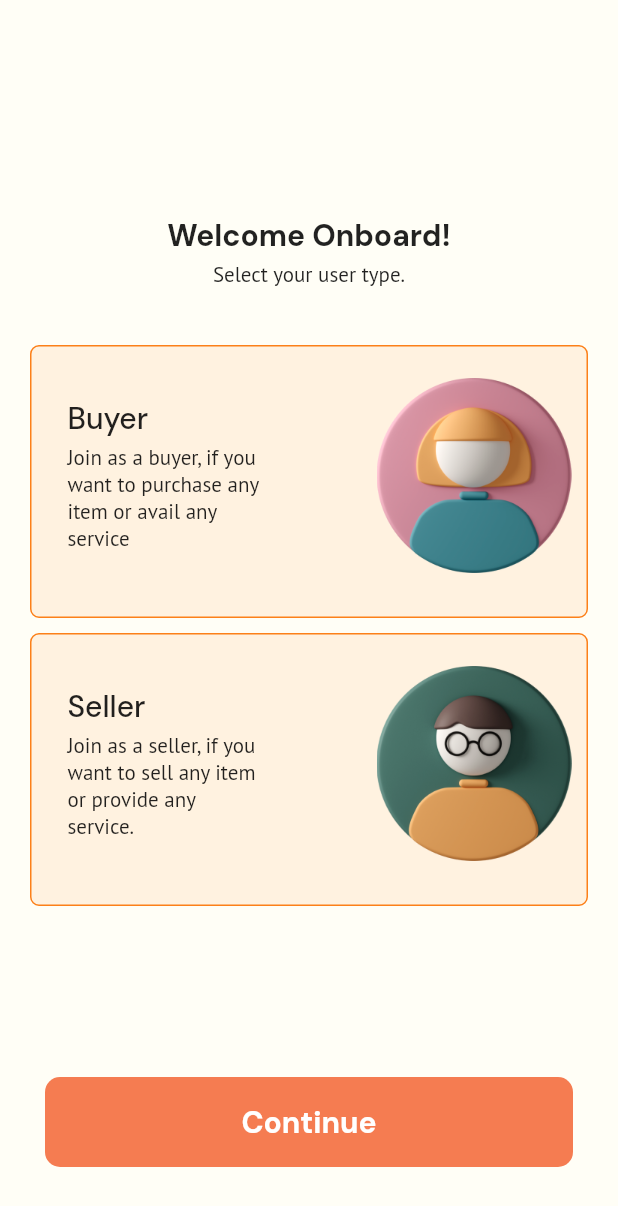
After one commit to TESLA2402/Manas_Kriti_Software_PS, a Flutter app: the UserType screen opened directly, on a phone screen of 412 x 824 dp. The commit adds this screen. Shown: the top 1206 px of the screen. Run offline on Flutter 3.47's test engine with Material 2 defaults, Android fonts, the phone set to English and light mode, and no system bars; our stand-ins replace cloud_firestore, firebase_auth, firebase_core, flutter_dotenv, google_fonts, image_picker and 1 more; missing offline and left inert: flutter_stripe, upi_india; accounts and stored records are empty.

Commit message:
Added userType screen

```diff
--- a/campus_catalogue/lib/main.dart
+++ b/campus_catalogue/lib/main.dart
@@ -1,4 +1,5 @@
 import 'package:campus_catalogue/add_item.dart';
+import 'package:campus_catalogue/screens/userType_screen.dart';
 import 'package:firebase_core/firebase_core.dart';
 import 'package:campus_catalogue/screens/splash_screen.dart';
 import 'package:flutter/material.dart';
--- a/campus_catalogue/lib/screens/sign_in.dart
+++ b/campus_catalogue/lib/screens/sign_in.dart
@@ -21,7 +21,7 @@ class _SignInState extends State<SignIn> {
     return Scaffold(
       backgroundColor: Color(0xFFFFFEF6),
       body: Padding(
-        padding: const EdgeInsets.fromLTRB(20, 144, 20, 0),
+        padding: const EdgeInsets.fromLTRB(20, 144, 20, 36),
         child: Column(children: [
           Text(
             "Sign In",
--- a/campus_catalogue/lib/screens/splash_screen.dart
+++ b/campus_catalogue/lib/screens/splash_screen.dart
@@ -14,7 +14,7 @@ class _SplashScreenState extends State<SplashScreen> {
   @override
   void initState() {
     super.initState();
-    Timer(const Duration(seconds: 15), () {
+    Timer(const Duration(seconds: 3), () {
       Navigator.pushReplacement(context,
           MaterialPageRoute(builder: (context) => const WelcomeScreen()));
     });
--- /dev/null
+++ b/campus_catalogue/lib/screens/userType_screen.dart
@@ -0,0 +1,137 @@
+import 'package:campus_catalogue/constants/typography.dart';
+import 'package:flutter/material.dart';
+
+class UserType extends StatefulWidget {
+  const UserType({Key? key}) : super(key: key);
+
+  @override
+  _UserTypeState createState() => _UserTypeState();
+}
+
+class _UserTypeState extends State<UserType> {
+  @override
+  Widget build(BuildContext context) {
+    return Scaffold(
+      backgroundColor: Color(0xFFFFFEF6),
+      body: Padding(
+        padding: const EdgeInsets.fromLTRB(20, 144, 20, 36),
+        child: Column(children: [
+          Text(
+            "Welcome Onboard!",
+            style: AppTypography.textMd
+                .copyWith(fontSize: 20, fontWeight: FontWeight.w700),
+          ),
+          const SizedBox(
+            height: 4,
+          ),
+          Text(
+            "Select your user type.",
+            textAlign: TextAlign.center,
+            style: AppTypography.textSm.copyWith(fontSize: 14),
+          ),
+          const SizedBox(
+            height: 38,
+          ),
+          Container(
+            padding: const EdgeInsets.fromLTRB(24, 21, 10, 29),
+            decoration: BoxDecoration(
+              color: const Color(0xFFFFF2E0),
+              borderRadius: BorderRadius.circular(6),
+              border: Border.all(color: const Color(0xFFFC8019)),
+            ),
+            child: Row(children: [
+              Column(
+                crossAxisAlignment: CrossAxisAlignment.start,
+                mainAxisSize: MainAxisSize.min,
+                children: [
+                  Text(
+                    "Buyer",
+                    style: AppTypography.textMd
+                        .copyWith(fontWeight: FontWeight.w500),
+                  ),
+                  const SizedBox(
+                    height: 4,
+                  ),
+                  Text(
+                    "Join as a buyer, if you \nwant to purchase any \nitem or avail any \nservice",
+                    style: AppTypography.textSm.copyWith(fontSize: 14),
+                  )
+                ],
+              ),
+              const Spacer(),
+              Image.asset(
+                "assets/images/buyer_type.png",
+                height: 130,
+                width: 130,
+              )
+            ]),
+          ),
+          const SizedBox(
+            height: 10,
+          ),
+          Container(
+            padding: const EdgeInsets.fromLTRB(24, 21, 10, 29),
+            decoration: BoxDecoration(
+              color: const Color(0xFFFFF2E0),
+              borderRadius: BorderRadius.circular(6),
+              border: Border.all(color: const Color(0xFFFC8019)),
+            ),
+            child: Row(children: [
+              Column(
+                crossAxisAlignment: CrossAxisAlignment.start,
+                mainAxisSize: MainAxisSize.min,
+                children: [
+                  Text(
+                    "Seller",
+                    style: AppTypography.textMd
+                        .copyWith(fontWeight: FontWeight.w500),
+                  ),
+                  const SizedBox(
+                    height: 4,
+                  ),
+                  Text(
+                    "Join as a seller, if you \nwant to sell any item \nor provide any \nservice.",
+                    style: AppTypography.textSm.copyWith(fontSize: 14),
+                  )
+                ],
+              ),
+              Spacer(),
+              Image.asset(
+                "assets/images/seller_type.png",
+                height: 130,
+                width: 130,
+              )
+            ]),
+          ),
+          const Spacer(),
+          GestureDetector(
+            onTap: () async {},
+            child: Row(
+              mainAxisSize: MainAxisSize.max,
+              children: [
+                Expanded(
+                  child: Padding(
+                    padding: const EdgeInsets.all(10.0),
+                    child: Container(
+                      height: 60,
+                      decoration: BoxDecoration(
+                        borderRadius: BorderRadius.circular(10),
+                        color: const Color(0xffF57C51),
+                      ),
+                      child: Center(
+                        child: Text("Continue",
+                            style: AppTypography.textMd.copyWith(
+                                color: Colors.white,
+                                fontWeight: FontWeight.w700)),
+                      ),
+                    ),
+                  ),
+                ),
+              ],
+            ),
+          )
+        ]),
+      ),
+    );
+  }
+}
--- a/campus_catalogue/lib/screens/verify_otp.dart
+++ b/campus_catalogue/lib/screens/verify_otp.dart
@@ -1,6 +1,7 @@
 import 'package:campus_catalogue/constants/typography.dart';
 import 'package:campus_catalogue/screens/home_screen.dart';
 import 'package:campus_catalogue/screens/sign_in.dart';
+import 'package:campus_catalogue/screens/userType_screen.dart';
 import 'package:firebase_auth/firebase_auth.dart';
 import 'package:flutter/material.dart';
 import 'package:pinput/pinput.dart';
@@ -20,7 +21,7 @@ class _VerifyOtpState extends State<VerifyOtp> {
       width: 50,
       height: 50,
       textStyle: const TextStyle(
-          fontSize: 20, color: Color(0xFFFFF2E0), fontWeight: FontWeight.w600),
+          fontSize: 20, color: Colors.black, fontWeight: FontWeight.w600),
       decoration: BoxDecoration(
           border: Border.all(color: const Color(0xFFFC8019)),
           borderRadius: BorderRadius.circular(6),
@@ -30,7 +31,7 @@ class _VerifyOtpState extends State<VerifyOtp> {
     return Scaffold(
       backgroundColor: Color(0xFFFFFEF6),
       body: Padding(
-        padding: const EdgeInsets.fromLTRB(20, 64, 20, 30),
+        padding: const EdgeInsets.fromLTRB(20, 64, 20, 36),
         child: Column(
           children: [
             Align(
@@ -92,7 +93,7 @@ class _VerifyOtpState extends State<VerifyOtp> {
                   await auth.signInWithCredential(credential);
                   Navigator.push(
                     context,
-                    MaterialPageRoute(builder: (context) => const HomeScreen()),
+                    MaterialPageRoute(builder: (context) => const UserType()),
                   );
                 } catch (e) {
                   print("wrong OTP");
--- a/campus_catalogue/pubspec.yaml
+++ b/campus_catalogue/pubspec.yaml
@@ -75,6 +75,7 @@ flutter:
     - assets/.env
     - assets/splash_screen.png
     - assets/onboarding_image.png
+    - assets/images/
 
   # An image asset can refer to one or more resolution-specific "variants", see
   # https://flutter.dev/assets-and-images/#resolution-aware
```
Also changed, not shown: campus_catalogue/assets/images/buyer_type.png (added), campus_catalogue/assets/images/seller_type.png (added).
